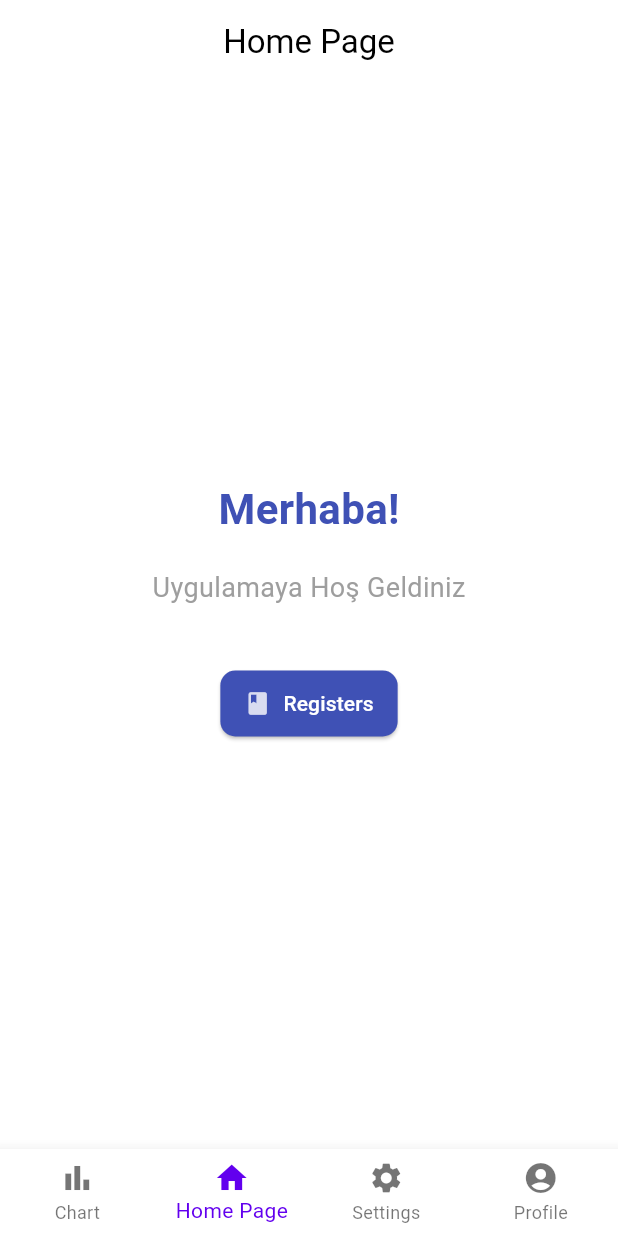
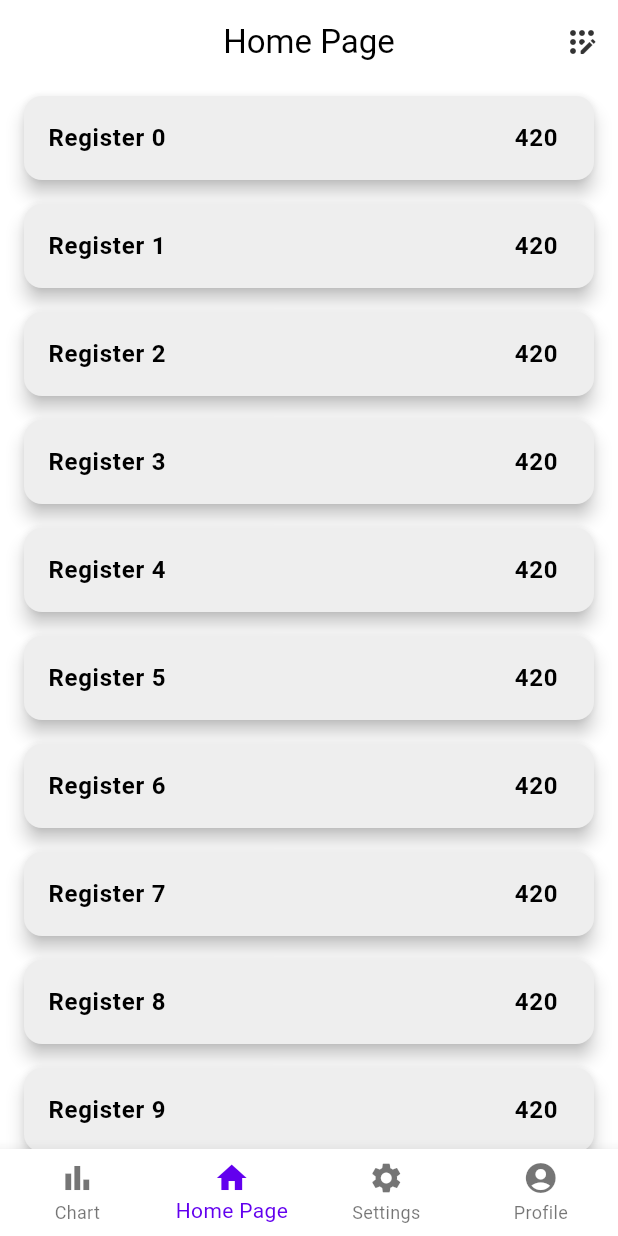
Before and after one commit to MehmetCopurCE/ModMaster, a Flutter app: the screen it shows once a user with an empty profile is signed in, on a phone screen of 412 x 824 dp. Run offline on Flutter 3.47's test engine with Material 3 defaults, Android fonts, the phone set to English and light mode, and no system bars; our stand-ins replace cloud_firestore, firebase_auth, firebase_core, flutter_riverpod, flutter_secure_storage, fluttertoast and 1 more; missing offline and left inert: graphic, modbus; accounts and stored records are empty; network calls fail.

Commit message:
Home Page changed

```diff
--- a/lib/auth/service/auth_service.dart
+++ b/lib/auth/service/auth_service.dart
@@ -71,7 +71,7 @@ class AuthService {
       if (userCredential.user != null) {
         debugPrint('Giriş yapıldı kullanıcı null değil');
         await secureStorage.write(key: Constants.userEmail, value: userCredential.user!.email);
-        fireStoreService.addRegistersToFirestore(registerList, email);
+        fireStoreService.addRegistersToFirestore(mapRegisterList, email);
         return userCredential.user;
       } else {
         debugPrint('Giriş yapılamadı kullanıcı null geldi');
--- a/lib/data/register_list.dart
+++ b/lib/data/register_list.dart
@@ -1,62 +1,12 @@
-List<Map<String, dynamic>> registerList = [
-  {
-    "registerName": "Register 0",
-    "registerAddress": "400000",
-    "registerValue": [],
-    "displayName": ""
-  },
-  {
-    "registerName": "Register 1",
-    "registerAddress": "400001",
-    "registerValue": [],
-    "displayName": ""
-  },
-  {
-    "registerName": "Register 2",
-    "registerAddress": "400002",
-    "registerValue": [],
-    "displayName": ""
-  },
-  {
-    "registerName": "Register 3",
-    "registerAddress": "400003",
-    "registerValue": [],
-    "displayName": ""
-  },
-  {
-    "registerName": "Register 4",
-    "registerAddress": "400004",
-    "registerValue": [],
-    "displayName": ""
-  },
-  {
-    "registerName": "Register 5",
-    "registerAddress": "400005",
-    "registerValue": [],
-    "displayName": ""
-  },
-  {
-    "registerName": "Register 6",
-    "registerAddress": "400006",
-    "registerValue": [],
-    "displayName": ""
-  },
-  {
-    "registerName": "Register 7",
-    "registerAddress": "400007",
-    "registerValue": [],
-    "displayName": ""
-  },
-  {
-    "registerName": "Register 8",
-    "registerAddress": "400008",
-    "registerValue": [],
-    "displayName": ""
-  },
-  {
-    "registerName": "Register 9",
-    "registerAddress": "400009",
-    "registerValue": [],
-    "displayName": ""
-  },
+List<Map<String, dynamic>> mapRegisterList = [
+  {"registerName": "Register 0", "registerAddress": "400000", "registerValue": [], "displayName": ""},
+  {"registerName": "Register 1", "registerAddress": "400001", "registerValue": [], "displayName": ""},
+  {"registerName": "Register 2", "registerAddress": "400002", "registerValue": [], "displayName": ""},
+  {"registerName": "Register 3", "registerAddress": "400003", "registerValue": [], "displayName": ""},
+  {"registerName": "Register 4", "registerAddress": "400004", "registerValue": [], "displayName": ""},
+  {"registerName": "Register 5", "registerAddress": "400005", "registerValue": [], "displayName": ""},
+  {"registerName": "Register 6", "registerAddress": "400006", "registerValue": [], "displayName": ""},
+  {"registerName": "Register 7", "registerAddress": "400007", "registerValue": [], "displayName": ""},
+  {"registerName": "Register 8", "registerAddress": "400008", "registerValue": [], "displayName": ""},
+  {"registerName": "Register 9", "registerAddress": "400009", "registerValue": [], "displayName": ""},
 ];
--- a/lib/screens/auth_check.dart
+++ b/lib/screens/auth_check.dart
@@ -20,7 +20,7 @@ class AuthCheck extends StatelessWidget {
           String userEmail = user?.email ?? '';
           print('User Email: $userEmail');
 
-          fireStoreService.addRegistersToFirestore(registerList, userEmail); // Call startPeriodicUpdate here
+          fireStoreService.addRegistersToFirestore(mapRegisterList, userEmail); // Call startPeriodicUpdate here
 
           return BottomNavy(); // Kullanıcı oturum açtıysa ana ekrana yönlendir.
         } else {
--- a/lib/screens/main_page.dart
+++ b/lib/screens/main_page.dart
@@ -1,6 +1,9 @@
+import 'package:cloud_firestore/cloud_firestore.dart';
 import 'package:flutter/material.dart';
 import 'package:mobile_project/screens/user_screens/chart_page.dart';
+import 'package:mobile_project/screens/user_screens/my_chart.dart';
 import 'package:mobile_project/screens/user_screens/profile_page.dart';
+import 'package:mobile_project/screens/user_screens/registers_page.dart';
 import 'package:mobile_project/screens/user_screens/settings_page.dart';
 import 'package:mobile_project/screens/user_screens/home_page.dart';
 
@@ -39,9 +42,7 @@ class _BottomNavyState extends State<BottomNavy> {
   Widget? page() {
     if (currentIndex == 0) {
       title = "Charts";
-      return ChartPage(
-        registerName: 'Register 0',
-      );
+      return ChartPage();
     } else if (currentIndex == 1) {
       title = "Main Page";
       return const HomePage();
@@ -79,6 +80,16 @@ class _BottomNavyState extends State<BottomNavy> {
         //   ),
         // ),
         // ],
+        actions: [
+          if (currentIndex == 1)
+            IconButton(
+                onPressed: () {
+                  Navigator.of(context).push(MaterialPageRoute(
+                    builder: (context) => RegistersPage(),
+                  ));
+                },
+                icon: Icon(Icons.app_registration_rounded))
+        ],
       ),
       body: page(),
       bottomNavigationBar: BottomNavigationBar(
--- a/lib/screens/user_screens/home_page.dart
+++ b/lib/screens/user_screens/home_page.dart
@@ -1,83 +1,52 @@
-import 'dart:async';
-import 'package:firebase_auth/firebase_auth.dart';
 import 'package:flutter/material.dart';
-import 'package:mobile_project/screens/user_screens/chart_page.dart';
-import 'package:mobile_project/screens/user_screens/registers_page.dart';
-import 'package:mobile_project/screens/main_page.dart'; // Import the MainPage
-import '../../auth/screens/login_page.dart';
+import 'package:flutter_riverpod/flutter_riverpod.dart';
+import 'package:mobile_project/provider/register_provider.dart';
+import 'package:mobile_project/screens/user_screens/register_detail_page.dart';
+import 'package:mobile_project/service/register_service.dart';
 
-class HomePage extends StatefulWidget {
+class HomePage extends ConsumerWidget {
   const HomePage({Key? key});
 
   @override
-  State<HomePage> createState() => _HomePageState();
-}
+  Widget build(BuildContext context, WidgetRef ref) {
+    final registerValues = ref.watch(registerProvider);
 
-class _HomePageState extends State<HomePage> {
-  Future<void> _signOut() async {
-    try {
-      await FirebaseAuth.instance.signOut();
-      Navigator.of(context).pushReplacement(MaterialPageRoute(
-        builder: (context) => const LoginPage(),
-      ));
-    } catch (e) {
-      debugPrint('Oturum kapatma hatası: $e');
-    }
-  }
-
-  @override
-  Widget build(BuildContext context) {
-    return Scaffold(
-      body: Container(
-        decoration: BoxDecoration(
-          color: Colors.white, // Change the background color
-        ),
-        padding: const EdgeInsets.all(16),
-        child: Center(
-          child: Column(
-            mainAxisAlignment: MainAxisAlignment.center,
-            crossAxisAlignment: CrossAxisAlignment.center,
-            children: [
-              const Text(
-                'Merhaba!',
+    if (registerValues.isEmpty)
+      return Center(
+        child: CircularProgressIndicator(),
+      );
+    return ListView.builder(
+      itemCount: registerList.length,
+      itemBuilder: (context, index) {
+        return Card(
+          elevation: 5, // Set the elevation for a card effect
+          margin: const EdgeInsets.symmetric(horizontal: 16, vertical: 8),
+          color: Colors.grey[200],
+          child: ListTile(
+            title: Text(
+              registerList[index].registerName,
               style: TextStyle(
-                  fontSize: 28,
                 fontWeight: FontWeight.bold,
-                  color: Colors.indigo, // Change the text color
+                fontSize: 16,
               ),
             ),
-              const SizedBox(height: 20),
-              const Text(
-                'Uygulamaya Hoş Geldiniz',
+            trailing: Text(
+              registerValues[index].toString(),
               style: TextStyle(
-                  fontSize: 18,
-                  color: Colors.grey,
+                fontWeight: FontWeight.bold,
+                fontSize: 16,
               ),
             ),
-              const SizedBox(height: 40),
-              ElevatedButton.icon(
-                onPressed: () {
+            onTap: () {
               Navigator.of(context).push(MaterialPageRoute(
-                    builder: (context) => const RegistersPage(),
+                builder: (context) => RegisterDetailPage(
+                  registerName: registerList[index].registerName,
+                ),
               ));
             },
-                icon: const Icon(Icons.book),
-                label: const Text('Registers'),
-                style: ElevatedButton.styleFrom(
-                  primary: Colors.indigo, // Change the button color
-                  onPrimary: Colors.white,
-                  shape: RoundedRectangleBorder(
-                    borderRadius: BorderRadius.circular(10),
           ),
-                  padding: const EdgeInsets.symmetric(horizontal: 16, vertical: 12),
-                ),
-              ),
-              const SizedBox(height: 10), // Add some spacing
-              // You can add more buttons if needed
-            ],
-          ),
-        ),
-      ),
+        );
+      },
     );
   }
 }
```
Also changed, not shown: lib/main.dart (+6 -1 lines), lib/provider/register_provider.dart (+14 -4 lines), lib/screens/user_screens/chart_page.dart (+55 -146 lines), lib/screens/user_screens/my_chart.dart (added, +170 -0 lines), lib/service/connection_service.dart (added, +29 -0 lines), lib/service/firestore_service.dart (+10 -9 lines), lib/service/register_service.dart (+35 -9 lines). Lines whose indentation alone changed are shown as unchanged.
